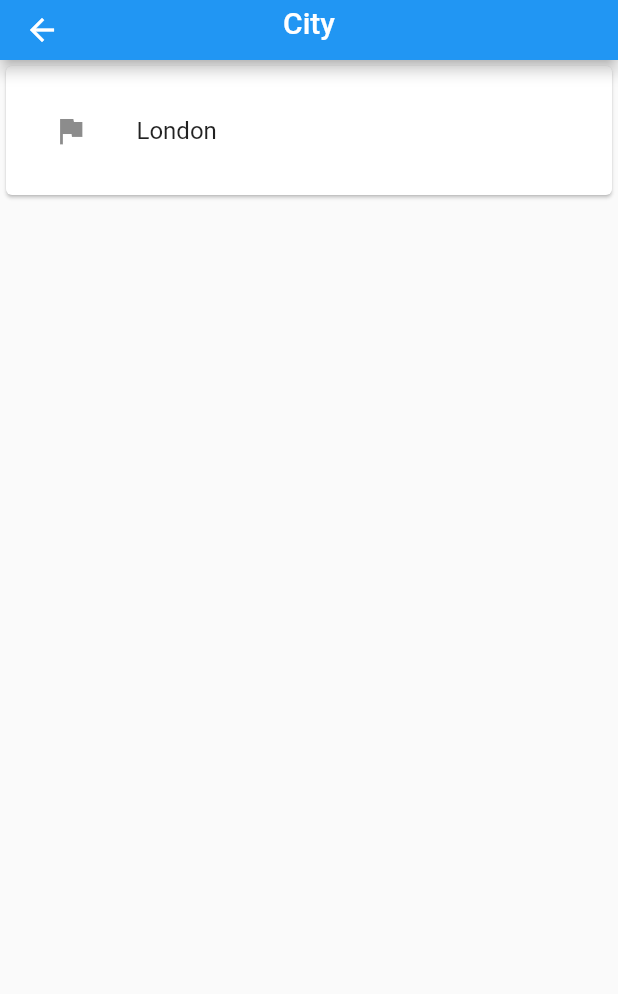
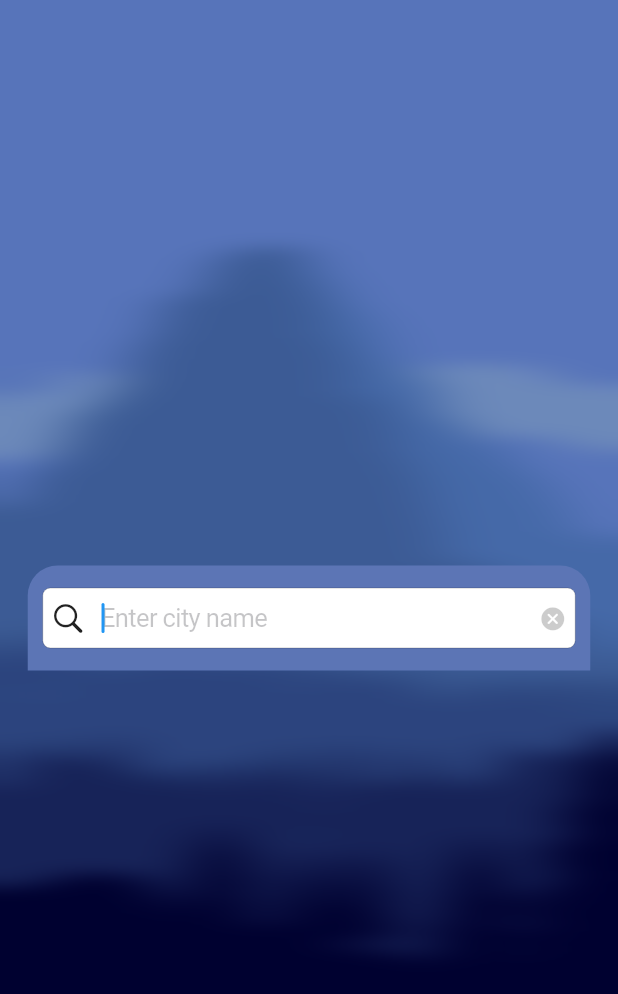
Before and after one commit to YashKarthik/silly-dart-projects, a Flutter app: the ChooseLocation screen opened by its route, on a phone screen of 412 x 824 dp. Shown: the top 994 px of the screen. Run offline on Flutter 3.47's test engine with Material 2 defaults, Android fonts, the phone set to English and light mode, and no system bars; our stand-ins replace flutter_dotenv, flutter_spinkit; missing offline and left inert: expressions; network calls fail; statements that could not run were skipped.

Commit message:
finished most of it

```diff
--- a/weather_app/lib/pages/choose_location.dart
+++ b/weather_app/lib/pages/choose_location.dart
@@ -1,5 +1,10 @@
+import 'dart:ui';
+
 import 'package:flutter/material.dart';
 import 'package:weather_app/services/get_weather.dart';
+import 'package:flutter/cupertino.dart';
+
+
 
 
 class ChooseLocation extends StatefulWidget {
@@ -9,45 +14,91 @@ class ChooseLocation extends StatefulWidget {
 
 class _ChooseLocationState extends State<ChooseLocation> {
 
+	late String city;
+
 	void updateWeather() async {
-		CityWeather instance = CityWeather(city: 'London', index: 0);
+
+		//final data =  ModalRoute.of(context)!.settings.arguments as Map;
+		//print(data);
+
+		CityWeather instance = CityWeather(city: city, index: 0);
 		await instance.getWeather();
-		Navigator.pop(context, {
+		Navigator.of(context).pop(
+			{
 				'city'    : instance.city,
 				'weather' : instance.weather,
 				'temp'    : instance.temp,
 				'tempMax' : instance.tempMax,
 				'tempMin' : instance.tempMin,
 				'imgUrl'  : instance.imgUrl,
-		});
+			}
+		);
 	}
 
 	@override
 	Widget build(BuildContext context) {
 
 		return Scaffold(
+			backgroundColor: Color.fromRGBO(92,117,181,50),
+			body: SafeArea(
+				child: Container(
+					decoration: BoxDecoration(
+						image: DecorationImage(
+							image: AssetImage('assets/blue.webp'),
+							fit: BoxFit.cover,
+						),
+					),
+					child: BackdropFilter(
+						filter: ImageFilter.blur(
+							sigmaX: 20,
+							sigmaY: 5,
+						),
+						child: Center(
 
-			appBar: AppBar(
-				title: Padding(
-					padding: EdgeInsets.only(top:10, bottom:20),
-					child: Text('City')
+							child: Container(
+								height: 70,
+								width: 375,
+								decoration: BoxDecoration(
+									//border: Border.all(),
+									borderRadius: BorderRadius.only(
+										topLeft: Radius.circular(20), topRight: Radius.circular(20)
 									),
-				centerTitle: true,
-				toolbarHeight: 40,
+									color: Color.fromRGBO(92,117,181,50),
 								),
 
-			body: ListView(
-				children: <Widget>[
-					Card(child: Padding(
-						padding: EdgeInsets.all(15),
-						child: ListTile(
-							onTap: () {updateWeather();},
-						title: Text('London'),
-						leading: Icon(Icons.flag),
+									child: Container(
+										height: 410,
+										width: 0,
+
+									alignment: Alignment.center,
+									child: Padding(
+										padding: EdgeInsets.all(10),
+										child: CupertinoTextField(
+											autocorrect : true,
+											autofocus   : true,
+											padding     : EdgeInsets.symmetric(vertical:10, horizontal: 5),
+											placeholder : 'Enter city name',
+
+											prefix: Padding(
+												padding: EdgeInsets.all(5),
+												child: Icon(CupertinoIcons.search),
+											),
+
+											keyboardAppearance: Brightness.dark,
+											clearButtonMode: OverlayVisibilityMode.always,
+
+											onSubmitted: (String value) {
+  										  print('Submitted text: $value');
+												city = value;
+												updateWeather();
+  										},
 										),
 									),
 								),
-				],
+							),
+						),
+					),
+				),
 			),
 		);
 	}
--- a/weather_app/lib/services/get_weather.dart
+++ b/weather_app/lib/services/get_weather.dart
@@ -30,7 +30,7 @@ class CityWeather {
 			tempMin = (data['list'][index]['main']['temp_min'] - 273).toStringAsFixed(1);
 			tempMax = (data['list'][index]['main']['temp_max'] - 273).toStringAsFixed(1);
 
-			print('$city $weather $temp $tempMax $tempMin $imgUrl');
+			print('data fetched succesfully');
 
 		}
 
```
Also changed, not shown: weather_app/lib/pages/home.dart (+55 -6 lines), weather_app/lib/pages/loading.dart (+5 -5 lines), 1 other file. Lines whose indentation alone changed are shown as unchanged.
